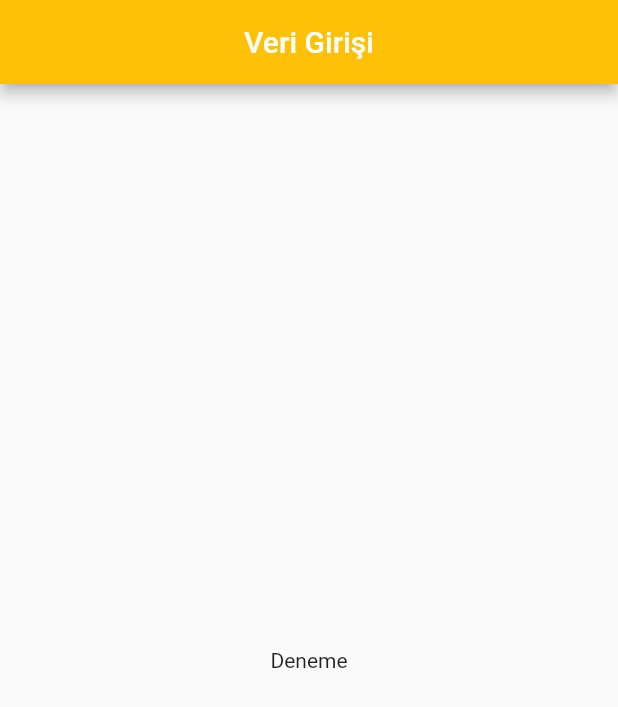
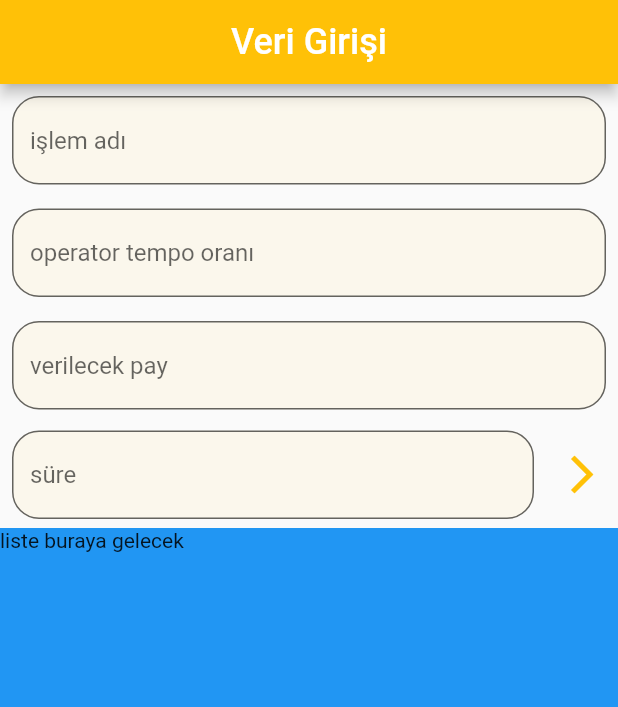
Before and after one commit to kocerenes/akademi_bootcamp, a Flutter app: the screen it shows after launch, on a phone screen of 412 x 824 dp. Shown: the top 707 px of the screen. Run offline on Flutter 3.47's test engine with Material 2 defaults, Android fonts, the phone set to English and light mode, and no system bars.

Commit message:
Half complete the calculation page design.

```diff
--- a/lib/widgets/calculation_page.dart
+++ b/lib/widgets/calculation_page.dart
@@ -14,12 +14,86 @@ class _CalculatePageState extends State<CalculatePage> {
       appBar: AppBar(
         backgroundColor: Colors.amber,
         title: Center(
-          child: Text("Veri Girişi"),
+          child: Text("Veri Girişi",style: TextStyle(fontSize: 24)),
         ),
       ),
-      body: Center(
-        child: Text("Deneme"),
+      body: Column(
+        crossAxisAlignment: CrossAxisAlignment.stretch,
+        children: [
+          Row(
+            children: [
+              Expanded(
+                flex: 2,
+                child: Container(
+                  child: _buildForm(),
+                  color: Colors.transparent,
+                ),
+              ),
+            ],
+          ),
+          Expanded(
+            flex: 1,
+            child: Container(
+              child: Text("liste buraya gelecek"),
+              color: Colors.blue,
+            ),
+          ),
+        ],
       ),
     );
   }
 }
+
+Widget _buildForm() {
+  return Form(
+
+    child: Column(
+      children: [
+        Padding(
+          padding: EdgeInsets.symmetric(horizontal: 8,vertical: 8),
+          child: _buildTextFormField("işlem adı"),
+        ),
+        Padding(
+          padding: EdgeInsets.symmetric(horizontal: 8,vertical: 8),
+          child: _buildTextFormField("operator tempo oranı"),
+        ),
+        Padding(
+          padding: EdgeInsets.symmetric(horizontal: 8,vertical: 8),
+          child: _buildTextFormField("verilecek pay"),
+        ),
+        Row(
+          mainAxisAlignment: MainAxisAlignment.spaceBetween,
+          children: [
+
+            Expanded(
+              child: Padding(
+                padding: EdgeInsets.symmetric(horizontal: 8, vertical: 6),
+                child: _buildTextFormField("süre")
+              ),
+            ),
+            IconButton(
+              onPressed: (){
+
+              },
+              icon: Icon(Icons.arrow_forward_ios_sharp),
+              color: Colors.amber,
+              iconSize: 30,
+            ),
+          ],
+        )
+      ],
+    ),
+  );
+}
+
+Widget _buildTextFormField(String hintText) {
+  return TextFormField(
+
+    decoration: InputDecoration(
+      hintText: hintText,
+      border: OutlineInputBorder(borderRadius: BorderRadius.circular(18)),
+      filled: true,
+      fillColor: Colors.amber.shade100.withOpacity(0.2)
+    ),
+  );
+}
```
